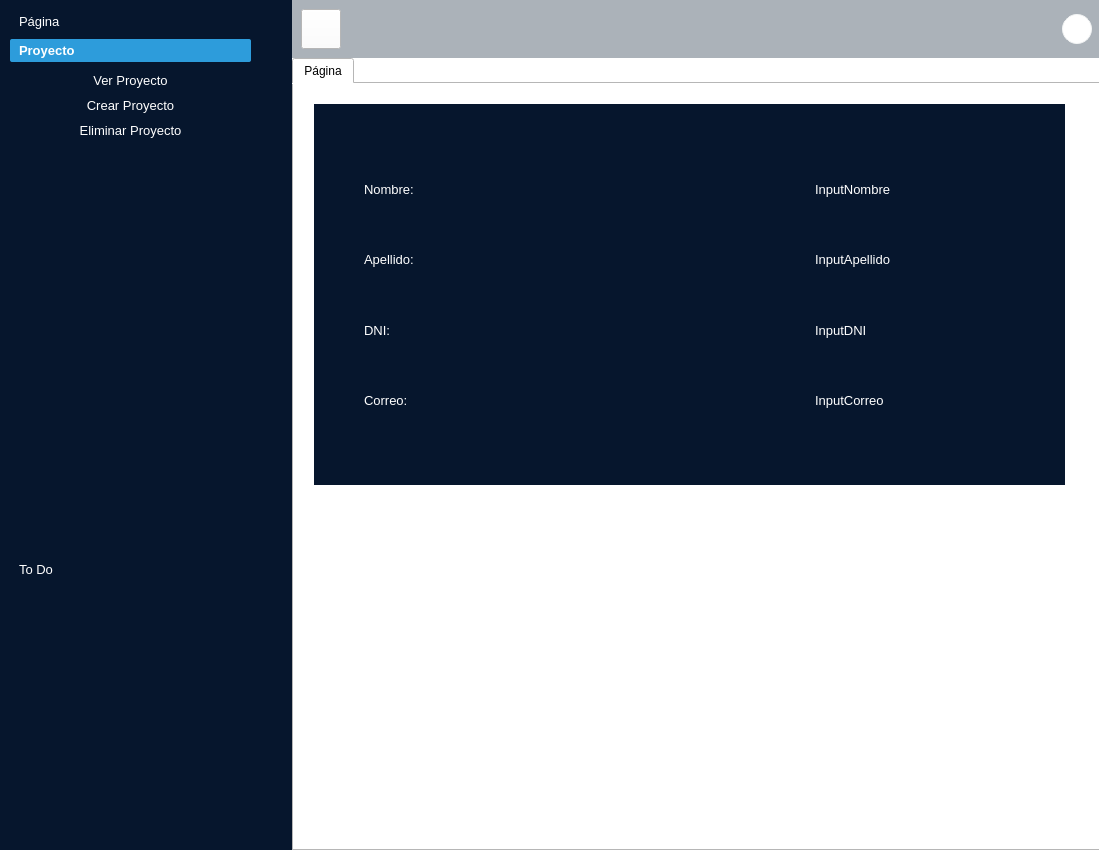
Above: mainScreen.ui from alfonsopg8/practicagrupal-p2 before the change. Below: the same form after it.
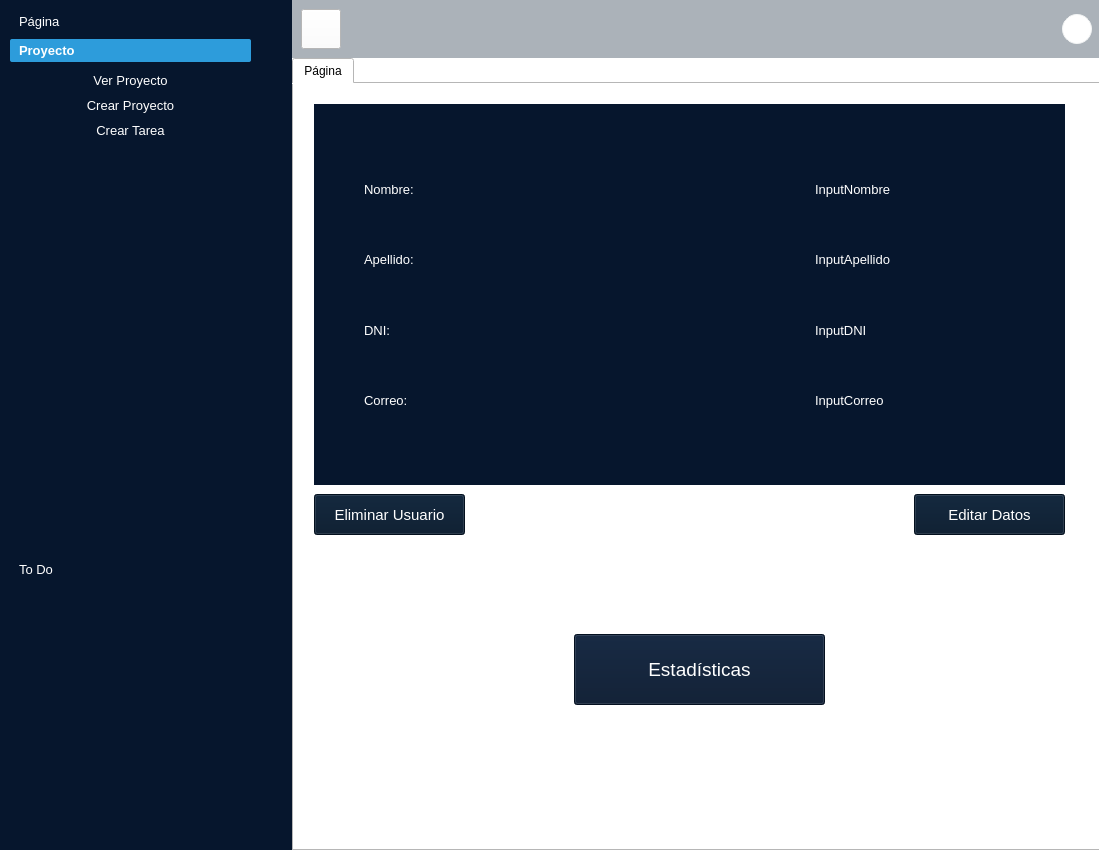
That is the form after the change. Icons and pictures are not drawn.

```diff
--- a/mainScreen.ui
+++ b/mainScreen.ui
@@ -222,7 +222,7 @@
           <enum>Qt::NoFocus</enum>
          </property>
          <property name="text">
-          <string>Eliminar Proyecto</string>
+          <string>Crear Tarea</string>
          </property>
          <property name="icon">
           <iconset resource="res.qrc">
@@ -634,6 +634,72 @@
           </item>
          </layout>
         </widget>
+        <widget class="QPushButton" name="estadisticasButton">
+         <property name="geometry">
+          <rect>
+           <x>280</x>
+           <y>550</y>
+           <width>251</width>
+           <height>71</height>
+          </rect>
+         </property>
+         <property name="font">
+          <font>
+           <pointsize>14</pointsize>
+          </font>
+         </property>
+         <property name="styleSheet">
+          <string notr="true">background-color: #06162d;
+color: #fff;</string>
+         </property>
+         <property name="text">
+          <string>Estadísticas</string>
+         </property>
+        </widget>
+        <widget class="QPushButton" name="editarDatosButton">
+         <property name="geometry">
+          <rect>
+           <x>620</x>
+           <y>410</y>
+           <width>151</width>
+           <height>41</height>
+          </rect>
+         </property>
+         <property name="font">
+          <font>
+           <pointsize>11</pointsize>
+          </font>
+         </property>
+         <property name="styleSheet">
+          <string notr="true">background-color: #04162a;
+color: #fff;</string>
+         </property>
+         <property name="text">
+          <string>Editar Datos</string>
+         </property>
+        </widget>
+        <widget class="QPushButton" name="eliminarUsuarioButton">
+         <property name="geometry">
+          <rect>
+           <x>20</x>
+           <y>410</y>
+           <width>151</width>
+           <height>41</height>
+          </rect>
+         </property>
+         <property name="font">
+          <font>
+           <pointsize>11</pointsize>
+          </font>
+         </property>
+         <property name="styleSheet">
+          <string notr="true">background-color: #04162a;
+color: #fff;</string>
+         </property>
+         <property name="text">
+          <string>Eliminar Usuario</string>
+         </property>
+        </widget>
        </widget>
       </widget>
      </item>
```
Left out of the diff: 2 changed lines with no effect on the pictures.
